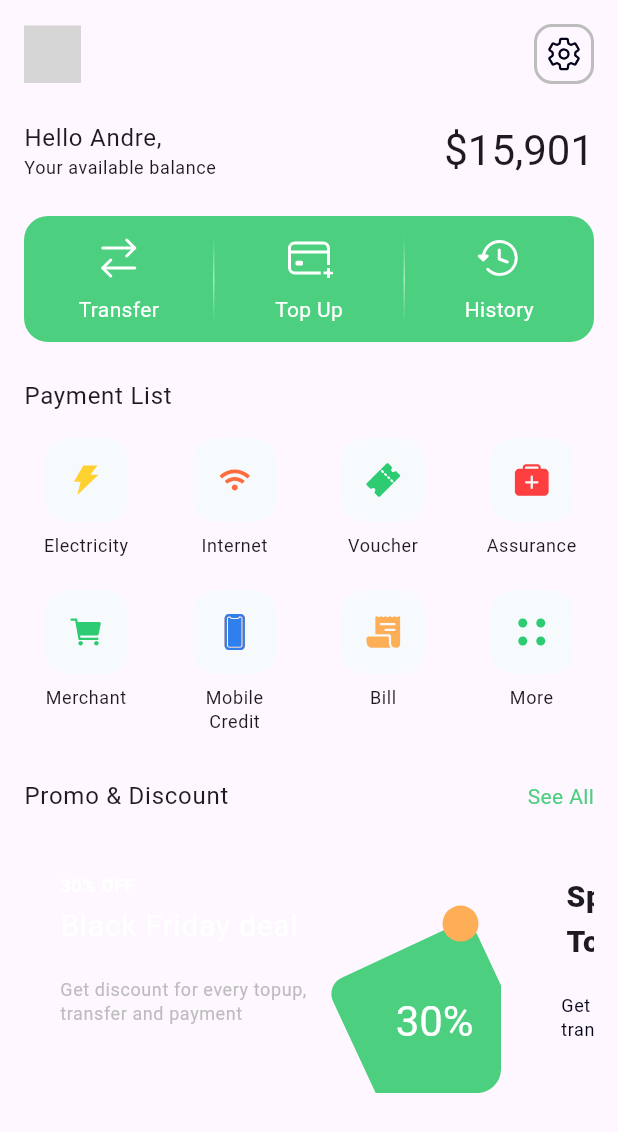
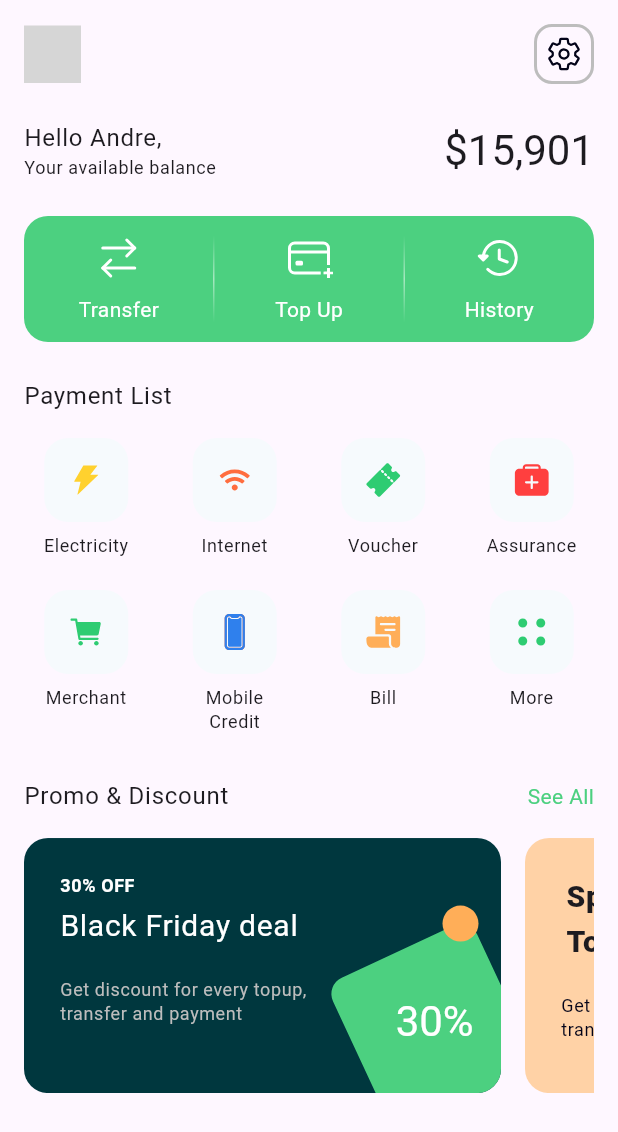
Before and after one commit to ziii19/wmap-ui, a Flutter app: the HomePage screen opened directly, on a phone screen of 412 x 824 dp. Shown: the top 1132 px of the screen. Run offline on Flutter 3.47's test engine with Material 3 defaults, Android fonts, the phone set to English and light mode, and no system bars; our stand-ins replace flutter_svg; grey boxes are pictures that could not be loaded.

Commit message:
feat: add news color

```diff
--- a/lib/utils/theme/app_color.dart
+++ b/lib/utils/theme/app_color.dart
@@ -3,10 +3,12 @@ import 'package:flutter/material.dart';
 class AppColor {
   static const Color primary = Color(0xFF105D38);
   static const Color secondary = Color(0xFFFFAE58);
+  static const Color secondary1 = Color(0xFFFFD2A6);
   static const Color black = Color(0xFF030319);
   static const Color white = Color(0xFFFFFFFF);
   static const Color white1 = Color(0xFFF6FAFD);
   static const Color green = Color(0xFF4CD080);
+  static const Color green9 = Color(0xFF00373E);
   static const Color gray = Color(0xFF8F92A1);
   static const Color muted = Color(0xFFBDBDBD);
 }
```
